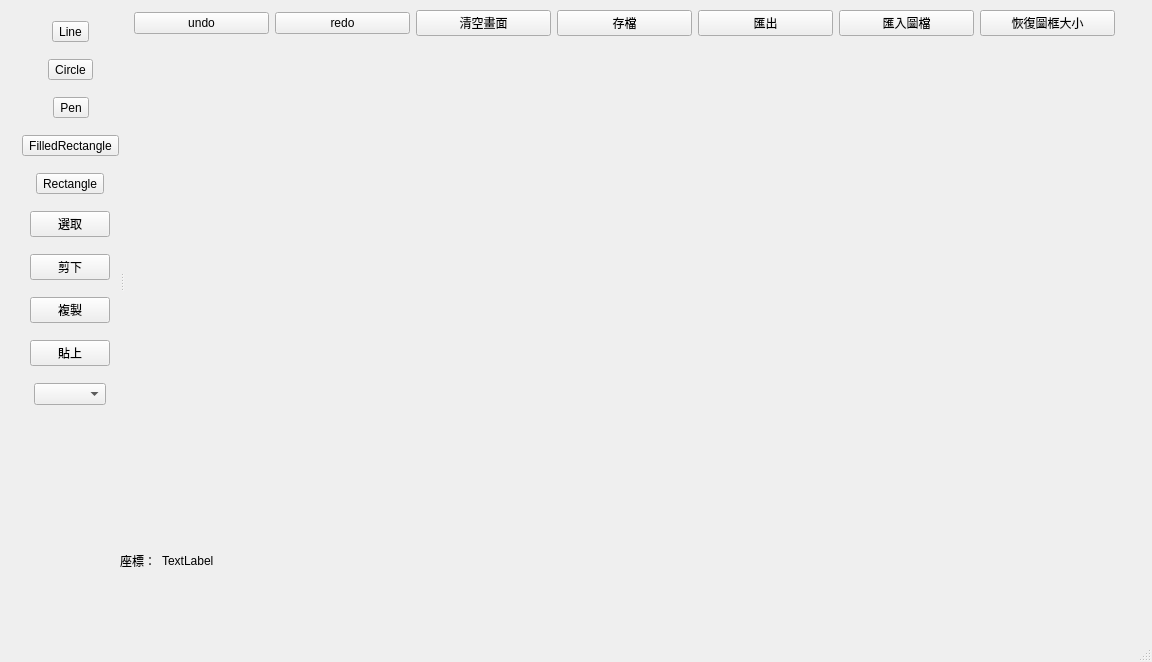
Above: mainwindow.ui from markscat/SH1106_GUI_Design before the change. Below: the same form after it.
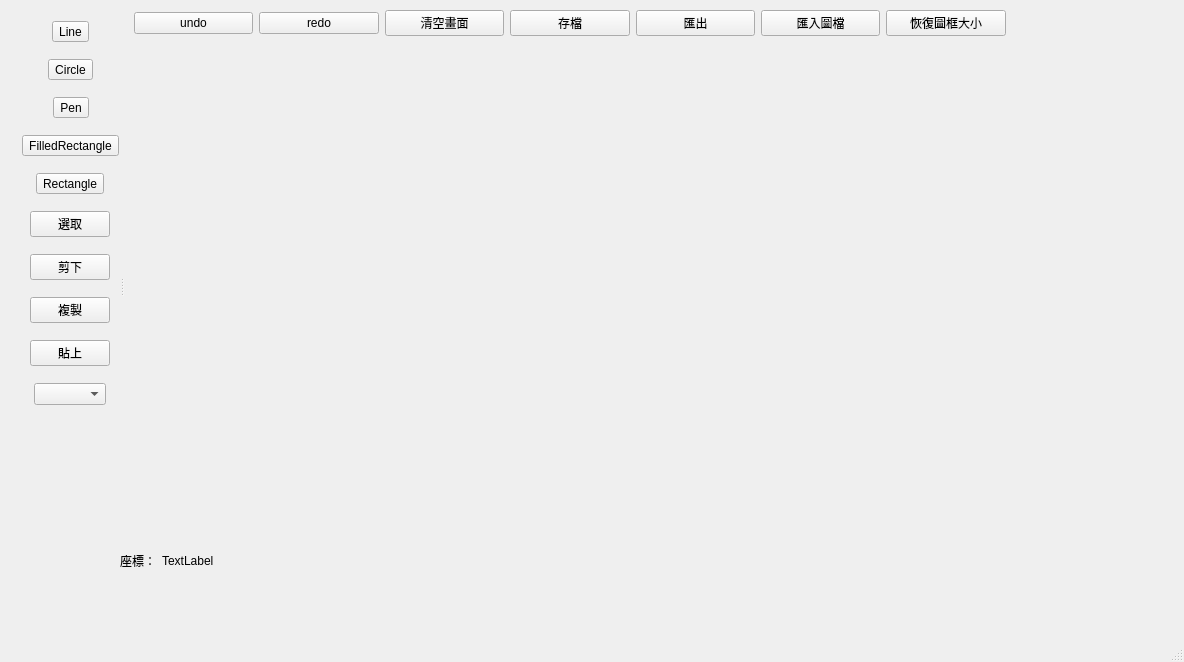
That is the form after the change. Icons and pictures are not drawn.

What changed in the file:
```diff
--- a/mainwindow.ui
+++ b/mainwindow.ui
@@ -6,7 +6,7 @@
    <rect>
     <x>0</x>
     <y>0</y>
-    <width>1152</width>
+    <width>1184</width>
     <height>662</height>
    </rect>
   </property>
@@ -34,8 +34,8 @@
      <rect>
       <x>0</x>
       <y>0</y>
-      <width>1131</width>
-      <height>561</height>
+      <width>1151</width>
+      <height>571</height>
      </rect>
     </property>
     <property name="sizePolicy">
@@ -513,7 +513,7 @@
        <rect>
         <x>10</x>
         <y>10</y>
-        <width>981</width>
+        <width>991</width>
         <height>531</height>
        </rect>
       </property>
@@ -530,7 +530,7 @@
            </property>
            <property name="maximumSize">
             <size>
-             <width>140</width>
+             <width>130</width>
              <height>16777215</height>
             </size>
            </property>
@@ -552,7 +552,7 @@
            </property>
            <property name="maximumSize">
             <size>
-             <width>140</width>
+             <width>130</width>
              <height>16777215</height>
             </size>
            </property>
@@ -574,7 +574,7 @@
            </property>
            <property name="maximumSize">
             <size>
-             <width>140</width>
+             <width>130</width>
              <height>16777215</height>
             </size>
            </property>
@@ -596,7 +596,7 @@
            </property>
            <property name="maximumSize">
             <size>
-             <width>140</width>
+             <width>130</width>
              <height>16777215</height>
             </size>
            </property>
@@ -618,7 +618,7 @@
            </property>
            <property name="maximumSize">
             <size>
-             <width>140</width>
+             <width>130</width>
              <height>16777215</height>
             </size>
            </property>
@@ -637,7 +637,7 @@
            </property>
            <property name="maximumSize">
             <size>
-             <width>140</width>
+             <width>130</width>
              <height>16777215</height>
             </size>
            </property>
@@ -659,7 +659,7 @@
            </property>
            <property name="maximumSize">
             <size>
-             <width>140</width>
+             <width>130</width>
              <height>16777215</height>
             </size>
            </property>
@@ -671,6 +671,19 @@
            </property>
           </widget>
          </item>
+         <item>
+          <spacer name="horizontalSpacer_22">
+           <property name="orientation">
+            <enum>Qt::Orientation::Horizontal</enum>
+           </property>
+           <property name="sizeHint" stdset="0">
+            <size>
+             <width>40</width>
+             <height>20</height>
+            </size>
+           </property>
+          </spacer>
+         </item>
         </layout>
        </item>
        <item>
```
Left out of the diff: 2 changed lines with no effect on the pictures.
